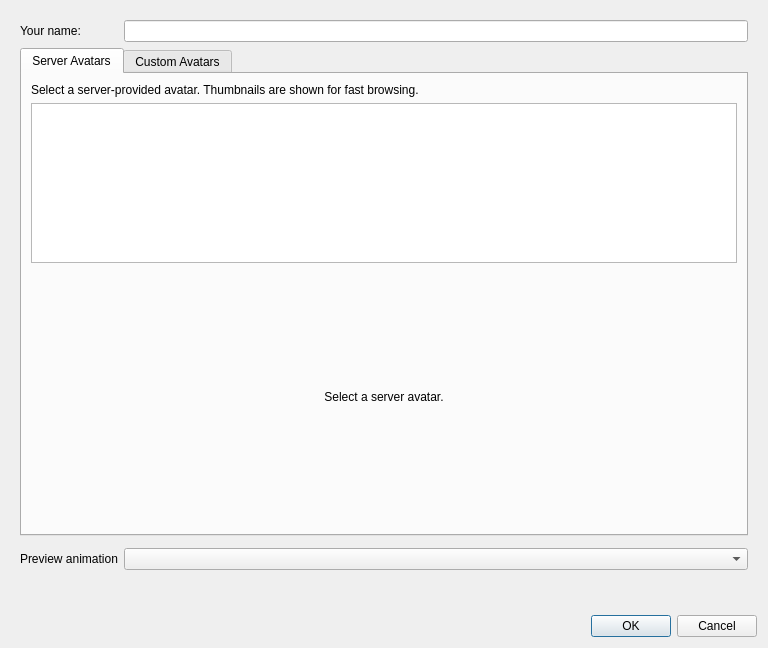
Old version of the form gui_client/AvatarSettingsDialog.ui in the repository KingdomVR/kingdomvr.
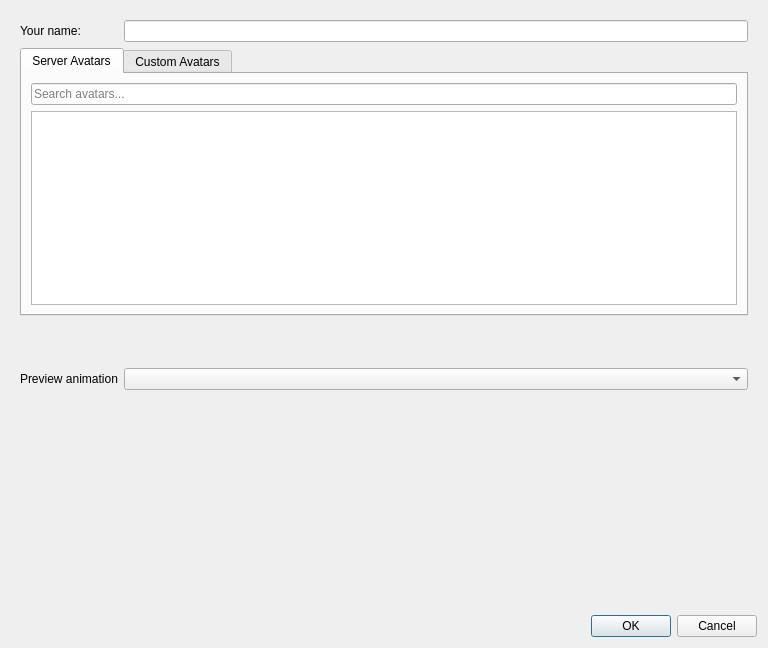
New version of the form. Custom widgets are drawn as their Qt base class.

Commit message: Custom avatars restored to old behavior Server avatar grid improved Server avatar search box added Removed optimization-helper text Pre-download thumbnails before opening Avatar Settings Fixed bug where server avatars weren't loading in the client bc of LOD _opt3

Patch:
```diff
--- a/gui_client/AvatarSettingsDialog.ui
+++ b/gui_client/AvatarSettingsDialog.ui
@@ -44,34 +44,15 @@
           </attribute>
           <layout class="QVBoxLayout" name="verticalLayout_serverTab">
            <item>
-            <widget class="QLabel" name="serverAvatarHelpLabel">
-             <property name="text">
-              <string>Select a server-provided avatar. Thumbnails are shown for fast browsing.</string>
-             </property>
-             <property name="wordWrap">
-              <bool>true</bool>
+              <widget class="QLineEdit" name="serverAvatarSearchLineEdit">
+               <property name="placeholderText">
+                <string>Search avatars...</string>
              </property>
             </widget>
            </item>
            <item>
             <widget class="QListWidget" name="serverAvatarListWidget"/>
            </item>
-           <item>
-            <widget class="QLabel" name="serverAvatarThumbLabel">
-             <property name="minimumSize">
-              <size>
-            <width>256</width>
-            <height>256</height>
-              </size>
-             </property>
-             <property name="alignment">
-              <set>Qt::AlignCenter</set>
-             </property>
-             <property name="text">
-              <string>Select a server avatar.</string>
-             </property>
-            </widget>
-           </item>
           </layout>
          </widget>
          <widget class="QWidget" name="customAvatarsTab">
@@ -93,16 +74,6 @@
              </item>
             </layout>
            </item>
-           <item>
-            <widget class="QLabel" name="customAvatarHelpLabel">
-             <property name="text">
-              <string>Recently used custom avatars (max 10):</string>
-             </property>
-            </widget>
-           </item>
-           <item>
-            <widget class="QListWidget" name="customAvatarListWidget"/>
-           </item>
           </layout>
          </widget>
         </widget>
```
The commit also changes 4 other files.
